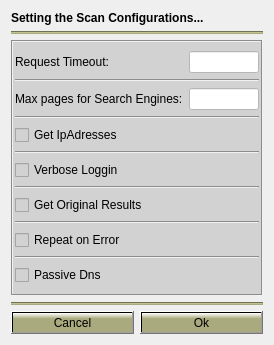
Before: the Qt Designer form Gui/src/OsintTab/OsintConfigDialog.ui in 3nock/OTE, drawn with Qt 5.
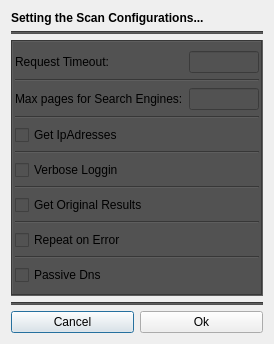
After: the same form once the commit is applied.

```diff
--- a/Gui/src/OsintTab/OsintConfigDialog.ui
+++ b/Gui/src/OsintTab/OsintConfigDialog.ui
@@ -7,7 +7,7 @@
     <x>0</x>
     <y>0</y>
     <width>267</width>
-    <height>300</height>
+    <height>331</height>
    </rect>
   </property>
   <property name="sizePolicy">
@@ -44,7 +44,7 @@
      <item>
       <widget class="Line" name="line_2">
        <property name="styleSheet">
-        <string notr="true">background-color: rgb(170, 170, 127);</string>
+        <string notr="true">background-color:rgb(82, 82, 82);</string>
        </property>
        <property name="orientation">
         <enum>Qt::Horizontal</enum>
@@ -56,7 +56,7 @@
    <item>
     <widget class="QFrame" name="frame">
      <property name="styleSheet">
-      <string notr="true">background-color: rgb(210, 210, 210);</string>
+      <string notr="true">background-color:rgb(82, 82, 82);</string>
      </property>
      <property name="frameShape">
       <enum>QFrame::Box</enum>
@@ -95,7 +95,7 @@
            </size>
           </property>
           <property name="styleSheet">
-           <string notr="true">background-color: rgb(255, 255, 255);</string>
+           <string notr="true"/>
           </property>
          </widget>
         </item>
@@ -132,7 +132,7 @@
            </size>
           </property>
           <property name="styleSheet">
-           <string notr="true">background-color: rgb(255, 255, 255);</string>
+           <string notr="true"/>
           </property>
          </widget>
         </item>
@@ -216,7 +216,7 @@
      <item>
       <widget class="Line" name="line">
        <property name="styleSheet">
-        <string notr="true">background-color: rgb(170, 170, 127);</string>
+        <string notr="true">background-color:rgb(82, 82, 82);</string>
        </property>
        <property name="orientation">
         <enum>Qt::Horizontal</enum>
@@ -228,7 +228,7 @@
        <item>
         <widget class="QPushButton" name="pushButton_cancel">
          <property name="styleSheet">
-          <string notr="true">background-color: qlineargradient(x1: 0, y1: 0, x2: 0, y2: 1, stop: 0 white, stop: 0.3 rgb(170, 170, 127));</string>
+          <string notr="true"/>
          </property>
          <property name="text">
           <string>Cancel</string>
@@ -238,7 +238,7 @@
        <item>
         <widget class="QPushButton" name="pushButton_ok">
          <property name="styleSheet">
-          <string notr="true">background-color: qlineargradient(x1: 0, y1: 0, x2: 0, y2: 1, stop: 0 white, stop: 0.3 rgb(170, 170, 127));</string>
+          <string notr="true"/>
          </property>
          <property name="text">
           <string>Ok</string>
```
